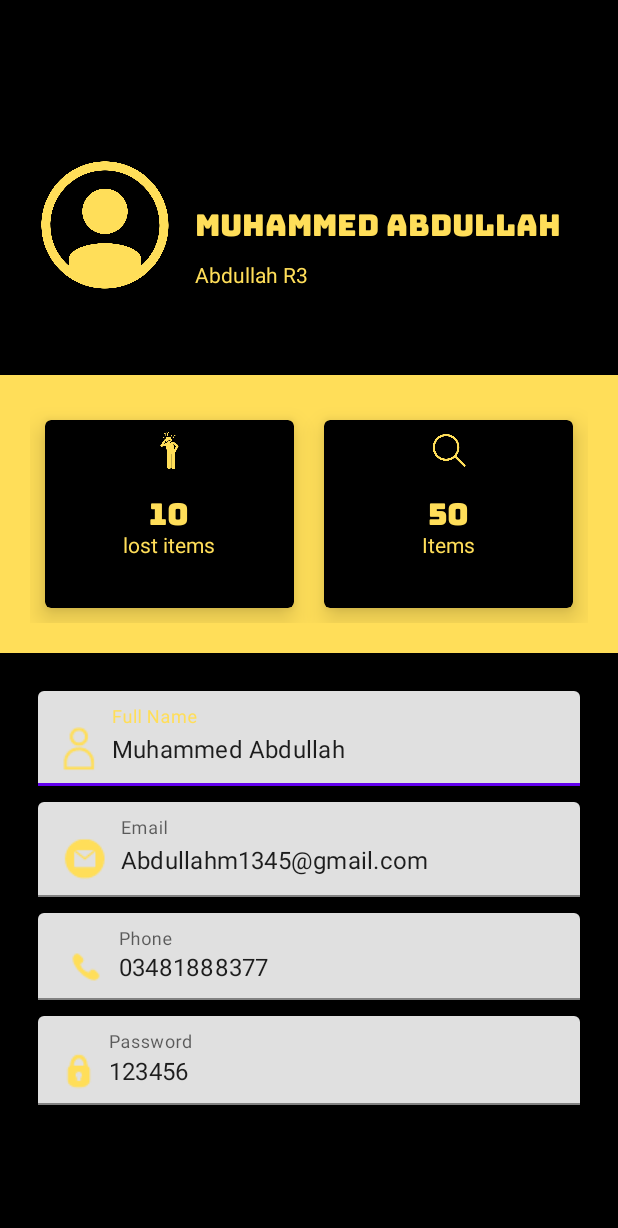
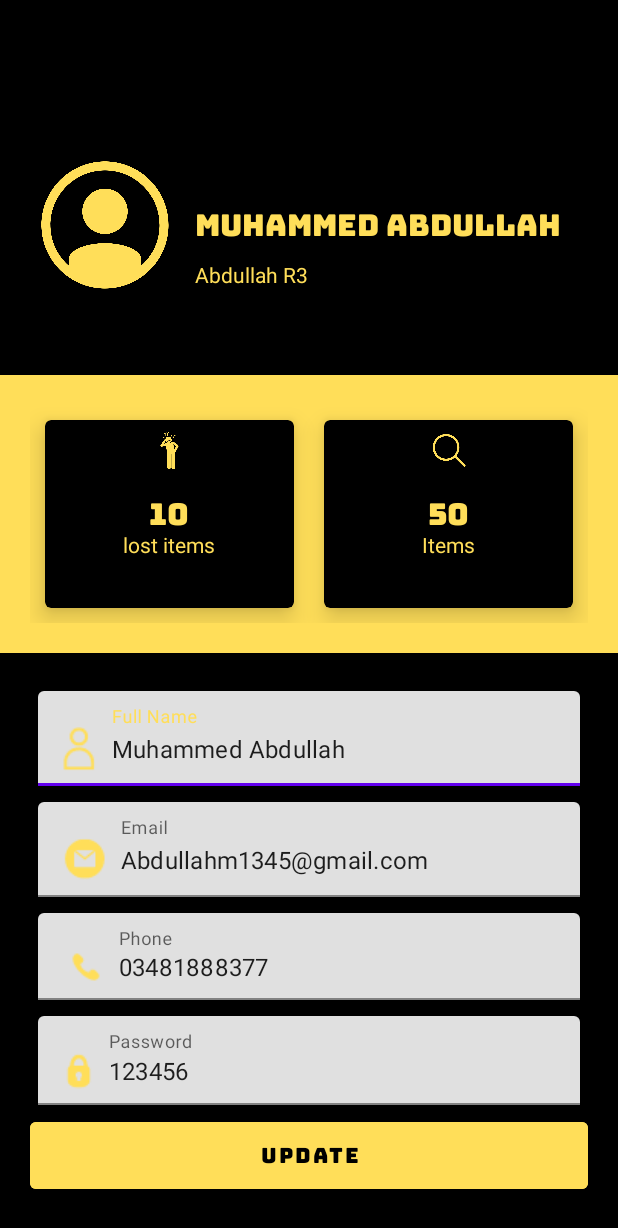
Before and after one commit to AbdullahRM3/FindMeStuff, an Android app: the UserProfile screen opened directly, with no data from a screen before it, on a phone screen of 412 x 824 dp. Shown: the top 1228 px of the screen. Run offline under Robolectric (Android 15) with nearby library versions, the phone set to English and light mode, and no system bars; Roboto replaces fonts that are not available here.

```diff
--- a/app/src/main/res/layout/activity_login.xml
+++ b/app/src/main/res/layout/activity_login.xml
@@ -101,6 +101,7 @@
             android:layout_height="wrap_content"
             android:backgroundTint="#ffde59"
             android:text="GO"
+            android:onClick="loginUser"
             android:textColor="#000"
             android:transitionName="button_trans"
             android:layout_marginTop="5dp"
@@ -112,6 +113,7 @@
             android:layout_width="match_parent"
             android:layout_height="wrap_content"
             android:background="#00000000"
+            android:onClick="gotoSignup"
             android:text="New User? Sign UP"
             android:transitionName="login_signup_trans"
             android:layout_gravity="right"
--- a/app/src/main/res/layout/activity_signup.xml
+++ b/app/src/main/res/layout/activity_signup.xml
@@ -162,11 +162,11 @@
                 android:layout_marginTop="5dp"
                 android:layout_marginBottom="5dp"
                 android:backgroundTint="#ffde59"
+                android:onClick="registerUser"
                 android:text="GO"
                 android:textColor="#000"
-                android:transitionName="button_trans"
 
-                />
+                android:transitionName="button_trans" />
 
             <Button
                 android:id="@+id/btn_new_login"
@@ -177,6 +177,7 @@
                 android:background="#00000000"
                 android:elevation="0dp"
                 android:text="Already have an account? LogIN"
+                android:onClick="gotoLogin"
                 android:textColor="#ffde59"
                 android:transitionName="login_signup_trans"
 
--- a/app/src/main/res/layout/activity_user_profile.xml
+++ b/app/src/main/res/layout/activity_user_profile.xml
@@ -263,6 +263,16 @@
 
 
             </com.google.android.material.textfield.TextInputLayout>
+            <Button
+                android:layout_width="match_parent"
+                android:layout_height="wrap_content"
+                android:backgroundTint="#ffde59"
+                android:text="Update"
+                android:fontFamily="@font/bungee"
+                android:textColor="#000"
+
+                />
+
 
 
         </LinearLayout>
--- a/build.gradle
+++ b/build.gradle
@@ -1,13 +1,13 @@
 buildscript {
     dependencies {
         classpath 'com.google.gms:google-services:4.3.13'
-        classpath 'com.android.tools.build:gradle:3.4.0'
+        classpath 'com.android.tools.build:gradle:7.2.2'
         classpath 'com.google.firebase:firebase-crashlytics-gradle:2.9.1'
     }
 }// Top-level build file where you can add configuration options common to all sub-projects/modules.
 plugins {
-    id 'com.android.application' version '7.2.1' apply false
-    id 'com.android.library' version '7.2.1' apply false
+    id 'com.android.application' version '7.2.2' apply false
+    id 'com.android.library' version '7.2.2' apply false
 }
 
 task clean(type: Delete) {
```
